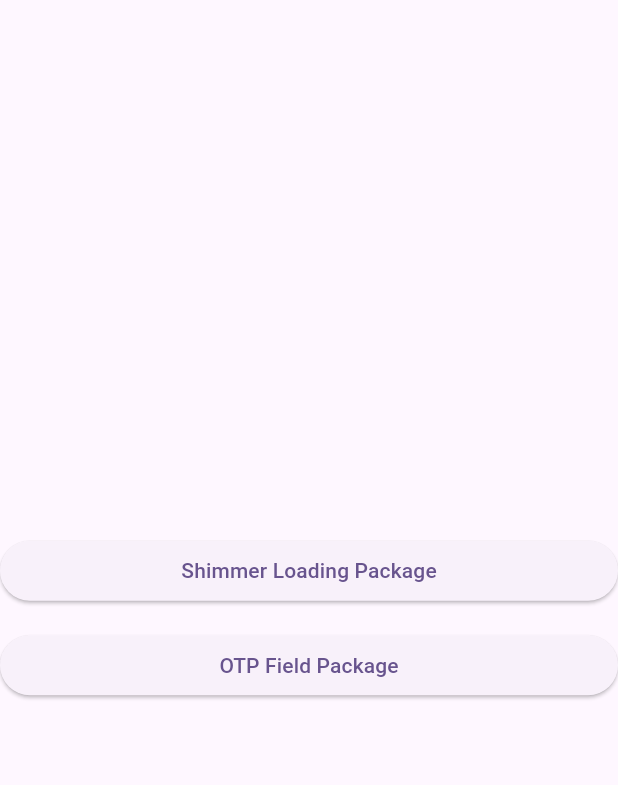
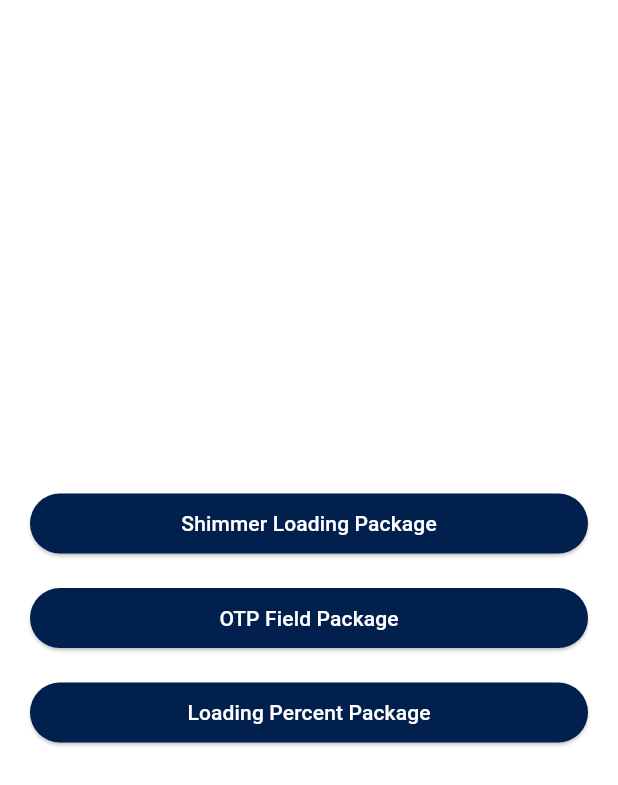
Before and after one commit to jbjason/packages_app, a Flutter app: the Home screen opened directly, on a phone screen of 412 x 824 dp. Shown: the top 785 px of the screen. Run offline on Flutter 3.47's test engine with Material 3 defaults, Android fonts, the phone set to English and light mode, and no system bars; our stand-ins replace elegant_notification, permission_handler; project files that could hold a hidden picture were left out.

Commit message:
loading percent added

```diff
--- /dev/null
+++ b/lib/config/theme/theme.dart
@@ -0,0 +1,175 @@
+import 'package:flutter/material.dart';
+import 'package:packages_app/core/util/mycolor.dart';
+import 'package:packages_app/core/util/myconstant.dart';
+
+abstract class AppColors {
+  static const secondary = Color(0xFF3B76F6);
+  static const accent = Color(0xFFD6755B);
+  static const textDark = Color(0xFF53585A);
+  static const textLigth = Color(0xFFF5F5F5);
+  static const textFaded = Color(0xFF9899A5);
+  static const iconLight = Color(0xFFB1B4C0);
+  static const iconDark = Color(0xFFB1B3C1);
+  static const textHighlight = secondary;
+  static const cardLight = Color(0xFFEEEEEE);
+  static const cardDark = Color(0xFF303334);
+}
+
+abstract class AppTheme {
+  static final visualDensity = VisualDensity.adaptivePlatformDensity;
+
+  /// Light theme and its settings.
+  static ThemeData light() => ThemeData(
+        useMaterial3: true,
+        visualDensity: visualDensity,
+        textTheme: const TextTheme(
+          titleLarge: TextStyle(
+            color: MyColor.textColor,
+            fontFamily: MyConstant.poppinsMedium,
+            fontSize: 28,
+          ),
+          titleMedium: TextStyle(
+            color: MyColor.textColor,
+            fontSize: 16,
+            fontFamily: MyConstant.poppinsMedium,
+          ),
+          titleSmall: TextStyle(
+            fontSize: 12,
+            color: MyColor.textColor,
+            fontFamily: MyConstant.poppinsRegular,
+          ),
+          bodyLarge: TextStyle(
+            fontSize: 14,
+            color: MyColor.textColor,
+            fontFamily: MyConstant.rubikRegular,
+          ),
+          bodyMedium: TextStyle(
+            fontSize: 11,
+            color: MyColor.textColor,
+            fontFamily: MyConstant.rubikRegular,
+          ),
+          bodySmall: TextStyle(
+            fontSize: 10,
+            color: MyColor.textColor,
+            fontFamily: MyConstant.rubikRegular,
+          ),
+        ),
+        scaffoldBackgroundColor: Colors.white,
+        cardColor: AppColors.cardLight,
+        iconTheme: const IconThemeData(color: AppColors.iconDark),
+        appBarTheme: const AppBarTheme(
+          iconTheme: IconThemeData(color: MyColor.textThird, size: 20),
+          backgroundColor: Colors.white,
+          titleTextStyle: TextStyle(
+            color: MyColor.textColor,
+            fontSize: 13.5,
+            fontFamily: MyConstant.poppinsMedium,
+          ),
+        ),
+        colorScheme: ColorScheme.fromSwatch(
+          primarySwatch: MyColor.primary,
+          accentColor: MyColor.primaryAccent,
+        ),
+        inputDecorationTheme: const InputDecorationTheme(
+          labelStyle: TextStyle(fontSize: 12, color: MyColor.textThird),
+          hintStyle: TextStyle(
+              fontSize: 12, color: MyColor.textThird, letterSpacing: 1.2),
+          isDense: true,
+          filled: true,
+          prefixIconColor: MyColor.textThird,
+          fillColor: MyColor.cardBackgroundColor,
+          contentPadding: EdgeInsets.symmetric(vertical: 14, horizontal: 20),
+          focusedBorder: OutlineInputBorder(
+            borderRadius: BorderRadius.all(Radius.circular(30)),
+            borderSide: BorderSide(color: MyColor.inActiveColor, width: 0.3),
+          ),
+          enabledBorder: OutlineInputBorder(
+            borderRadius: BorderRadius.all(Radius.circular(30)),
+            borderSide: BorderSide(color: MyColor.inActiveColor, width: 0.3),
+          ),
+          errorBorder: OutlineInputBorder(
+            borderRadius: BorderRadius.all(Radius.circular(30)),
+            borderSide: BorderSide(color: Colors.red),
+          ),
+          focusedErrorBorder: OutlineInputBorder(
+            borderRadius: BorderRadius.all(Radius.circular(30)),
+            borderSide: BorderSide(color: Colors.red),
+          ),
+        ),
+        elevatedButtonTheme: ElevatedButtonThemeData(
+          style: ButtonStyle(
+            shape: WidgetStateProperty.all(
+              RoundedRectangleBorder(
+                borderRadius: BorderRadius.circular(50),
+              ),
+            ),
+            padding: WidgetStateProperty.all(
+              const EdgeInsets.symmetric(vertical: 10),
+            ),
+            backgroundColor: WidgetStateProperty.all(MyColor.bluePrimary),
+            foregroundColor: WidgetStateProperty.all(Colors.white),
+          ),
+        ),
+        dialogTheme: const DialogTheme(
+          backgroundColor: Colors.white,
+          contentTextStyle: TextStyle(
+            fontFamily: "Poppins_Regular",
+            fontSize: 14,
+            color: MyColor.textColor,
+            fontWeight: FontWeight.w600,
+          ),
+        ),
+        tabBarTheme: const TabBarTheme(
+          labelColor: MyColor.textColor,
+          unselectedLabelColor: MyColor.textThird,
+          unselectedLabelStyle: TextStyle(
+            color: MyColor.bluePrimary,
+            fontSize: 12,
+            fontWeight: FontWeight.bold,
+          ),
+          labelPadding: EdgeInsets.symmetric(horizontal: 15),
+          labelStyle: TextStyle(
+            fontWeight: FontWeight.bold,
+            color: MyColor.bluePrimary,
+            fontSize: 13.5,
+          ),
+          indicatorColor: MyColor.bluePrimary,
+          indicatorSize: TabBarIndicatorSize.tab,
+        ),
+      );
+
+  /// Dark theme and its settings.
+  static ThemeData dark() => ThemeData().copyWith(
+        visualDensity: visualDensity,
+        textTheme: const TextTheme(
+          titleLarge: TextStyle(
+            color: AppColors.textLigth,
+            fontSize: 17,
+          ),
+          titleMedium: TextStyle(
+            color: AppColors.textLigth,
+            fontSize: 11,
+            letterSpacing: 0.3,
+          ),
+          bodyLarge: TextStyle(
+            fontSize: 11,
+            color: AppColors.textFaded,
+          ),
+          bodyMedium: TextStyle(
+            fontSize: 11,
+            color: AppColors.textFaded,
+          ),
+          bodySmall: TextStyle(
+            fontSize: 11,
+            color: AppColors.textFaded,
+          ),
+        ),
+        scaffoldBackgroundColor: const Color(0xFF1B1E1F),
+        cardColor: AppColors.cardDark,
+        iconTheme: const IconThemeData(color: AppColors.iconLight),
+        colorScheme: ThemeData()
+            .colorScheme
+            .copyWith(secondary: AppColors.accent)
+            .copyWith(surface: const Color(0xFF1B1E1F)),
+      );
+}
--- /dev/null
+++ b/lib/core/util/myconstant.dart
@@ -0,0 +1,12 @@
+class MyConstant {
+  // fonts
+  static const rubikRegular = 'Rubik_Regular';
+  static const rubikMedium = 'Rubik_Medium';
+  static const rubikBold = 'Rubik_Bold';
+  static const rubikBlack = 'Rubik_Black';
+
+  static const poppinsRegular = 'Poppins_Regular';
+  static const poppinsMedium = 'Poppins_Medium';
+  static const poppinsBold = 'Poppins_Bold';
+  static const poppinsBlack = 'Poppins_Black';
+}
--- a/lib/home.dart
+++ b/lib/home.dart
@@ -1,4 +1,5 @@
 import 'package:flutter/material.dart';
+import 'package:packages_app/features/loading_percent/presentation/loading_percent_screen.dart';
 import 'package:packages_app/features/otp_field/presentation/otp_field_screen.dart';
 import 'package:packages_app/features/shimmer_loading/presentation/shimmer_loading_screen.dart';
 
@@ -9,14 +10,18 @@ class Home extends StatelessWidget {
   Widget build(BuildContext context) {
     return Scaffold(
       body: SafeArea(
+        child: Padding(
+          padding: EdgeInsets.symmetric(horizontal: 20),
           child: Column(
             mainAxisAlignment: MainAxisAlignment.center,
             crossAxisAlignment: CrossAxisAlignment.stretch,
             children: [
               ElevatedButton(
                 onPressed: () {
-                Navigator.push(context,
-                    MaterialPageRoute(builder: (_) => ShimmerLoadingScreen()));
+                  Navigator.push(
+                      context,
+                      MaterialPageRoute(
+                          builder: (_) => ShimmerLoadingScreen()));
                 },
                 child: Text("Shimmer Loading Package"),
               ),
@@ -28,7 +33,18 @@ class Home extends StatelessWidget {
                 },
                 child: Text("OTP Field Package"),
               ),
+              const SizedBox(height: 15),
+              ElevatedButton(
+                onPressed: () {
+                  Navigator.push(
+                      context,
+                      MaterialPageRoute(
+                          builder: (_) => LoadingPercentScreen()));
+                },
+                child: Text("Loading Percent Package"),
+              ),
             ],
+          ),
         ),
       ),
     );
```
Also changed, not shown: lib/features/loading_percent/presentation/loading_percent_screen.dart (added, +81 -0 lines), lib/main.dart (+4 -109 lines), pubspec.yaml (+34 -13 lines), assets/fonts/poppins/Poppins-Black.ttf (added), assets/fonts/poppins/Poppins-Bold.ttf (added), assets/fonts/poppins/Poppins-Medium.ttf (added), assets/fonts/poppins/Poppins-Regular.ttf (added), assets/fonts/rubik/Rubik-Black.ttf (added), assets/fonts/rubik/Rubik-Bold.ttf (added), assets/fonts/rubik/Rubik-Medium.ttf (added), assets/fonts/rubik/Rubik-Regular.ttf (added). Lines whose indentation alone changed are shown as unchanged.
